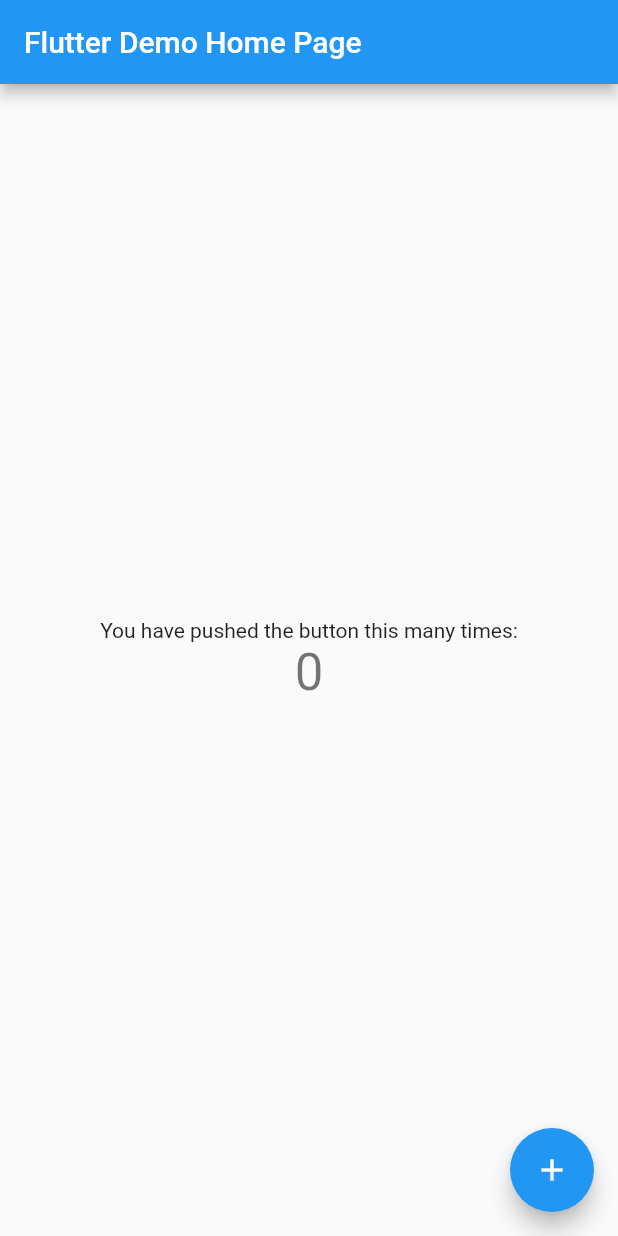
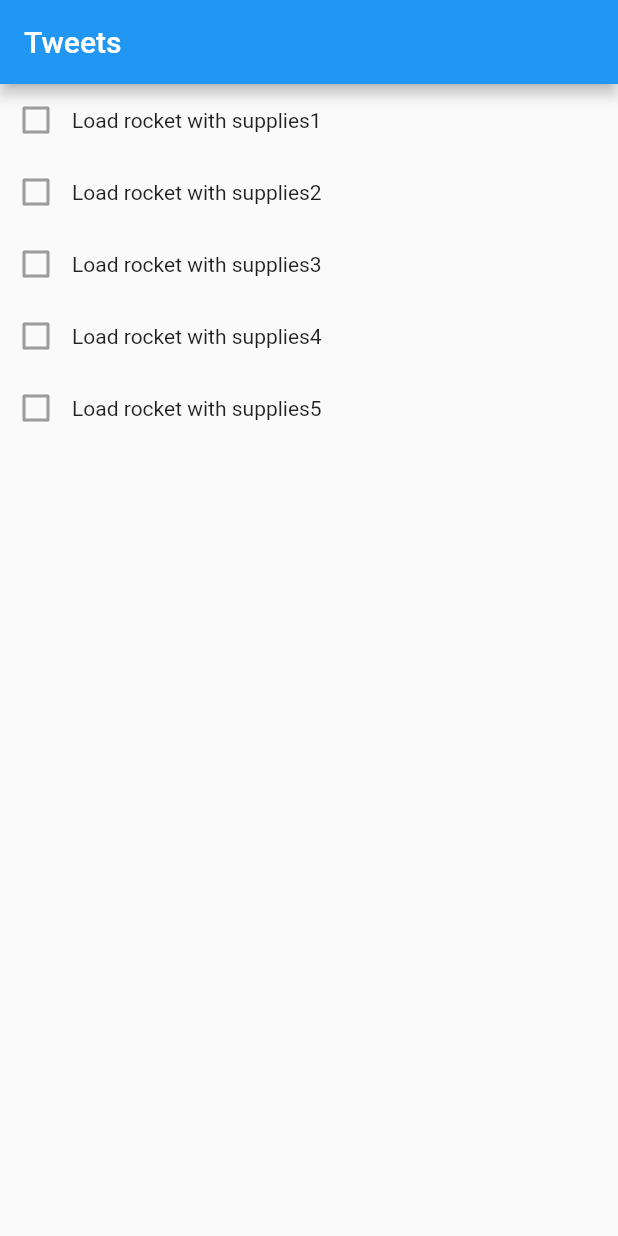
Before and after one commit to KeithCCC/FTimezone1, a Flutter app: the screen it shows after launch, on a phone screen of 412 x 824 dp. Run offline on Flutter 3.47's test engine with Material 2 defaults, Android fonts, the phone set to English and light mode, and no system bars; missing offline and left inert: dart:html.

Commit message:
Update main.dart

```diff
--- a/lib/main.dart
+++ b/lib/main.dart
@@ -1,3 +1,4 @@
+import 'dart:html';
 import 'package:flutter/material.dart';
 
 void main() {
@@ -11,105 +12,42 @@ class MyApp extends StatelessWidget {
   @override
   Widget build(BuildContext context) {
     return MaterialApp(
-      title: 'Flutter Demo',
-      theme: ThemeData(
-        // This is the theme of your application.
-        //
-        // Try running your application with "flutter run". You'll see the
-        // application has a blue toolbar. Then, without quitting the app, try
-        // changing the primarySwatch below to Colors.green and then invoke
-        // "hot reload" (press "r" in the console where you ran "flutter run",
-        // or simply save your changes to "hot reload" in a Flutter IDE).
-        // Notice that the counter didn't reset back to zero; the application
-        // is not restarted.
-        primarySwatch: Colors.blue,
-      ),
-      home: const MyHomePage(title: 'Flutter Demo Home Page'),
+        title: 'Welcome',
+        home: Scaffold(
+            appBar: AppBar(
+              title: const Text('Tweets'),
+            ),
+            body: TaskList()));
+  }
+}
+
+class TaskList extends StatelessWidget {
+  @override
+  Widget build(BuildContext context) {
+    return Column(
+      children: const [
+        TaskItem(label: "Load rocket with supplies1"),
+        TaskItem(label: "Load rocket with supplies2"),
+        TaskItem(label: "Load rocket with supplies3"),
+        TaskItem(label: "Load rocket with supplies4"),
+        TaskItem(label: "Load rocket with supplies5"),
+      ],
     );
   }
 }
 
-class MyHomePage extends StatefulWidget {
-  const MyHomePage({Key? key, required this.title}) : super(key: key);
+class TaskItem extends StatelessWidget {
+  final String label;
 
-  // This widget is the home page of your application. It is stateful, meaning
-  // that it has a State object (defined below) that contains fields that affect
-  // how it looks.
-
-  // This class is the configuration for the state. It holds the values (in this
-  // case the title) provided by the parent (in this case the App widget) and
-  // used by the build method of the State. Fields in a Widget subclass are
-  // always marked "final".
-
-  final String title;
-
-  @override
-  State<MyHomePage> createState() => _MyHomePageState();
-}
-
-class _MyHomePageState extends State<MyHomePage> {
-  int _counter = 0;
-
-  void _incrementCounter() {
-    setState(() {
-      // This call to setState tells the Flutter framework that something has
-      // changed in this State, which causes it to rerun the build method below
-      // so that the display can reflect the updated values. If we changed
-      // _counter without calling setState(), then the build method would not be
-      // called again, and so nothing would appear to happen.
-      _counter++;
-    });
-  }
+  const TaskItem({Key? key, required this.label}) : super(key: key);
 
   @override
   Widget build(BuildContext context) {
-    // This method is rerun every time setState is called, for instance as done
-    // by the _incrementCounter method above.
-    //
-    // The Flutter framework has been optimized to make rerunning build methods
-    // fast, so that you can just rebuild anything that needs updating rather
-    // than having to individually change instances of widgets.
-    return Scaffold(
-      appBar: AppBar(
-        // Here we take the value from the MyHomePage object that was created by
-        // the App.build method, and use it to set our appbar title.
-        title: Text(widget.title),
-      ),
-      body: Center(
-        // Center is a layout widget. It takes a single child and positions it
-        // in the middle of the parent.
-        child: Column(
-          // Column is also a layout widget. It takes a list of children and
-          // arranges them vertically. By default, it sizes itself to fit its
-          // children horizontally, and tries to be as tall as its parent.
-          //
-          // Invoke "debug painting" (press "p" in the console, choose the
-          // "Toggle Debug Paint" action from the Flutter Inspector in Android
-          // Studio, or the "Toggle Debug Paint" command in Visual Studio Code)
-          // to see the wireframe for each widget.
-          //
-          // Column has various properties to control how it sizes itself and
-          // how it positions its children. Here we use mainAxisAlignment to
-          // center the children vertically; the main axis here is the vertical
-          // axis because Columns are vertical (the cross axis would be
-          // horizontal).
-          mainAxisAlignment: MainAxisAlignment.center,
-          children: <Widget>[
-            const Text(
-              'You have pushed the button this many times:',
-            ),
-            Text(
-              '$_counter',
-              style: Theme.of(context).textTheme.headline4,
-            ),
-          ],
-        ),
-      ),
-      floatingActionButton: FloatingActionButton(
-        onPressed: _incrementCounter,
-        tooltip: 'Increment',
-        child: const Icon(Icons.add),
-      ), // This trailing comma makes auto-formatting nicer for build methods.
+    return Row(
+      children: [
+        Checkbox(onChanged: null, value: false),
+        Text(label),
+      ],
     );
   }
 }
```
